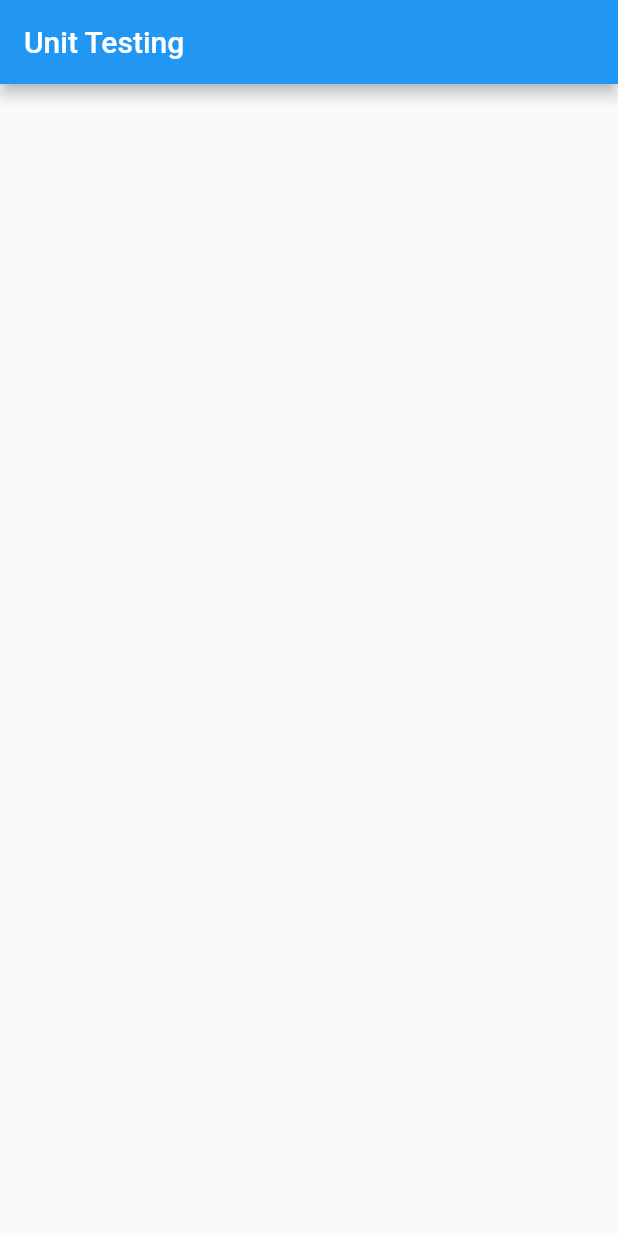
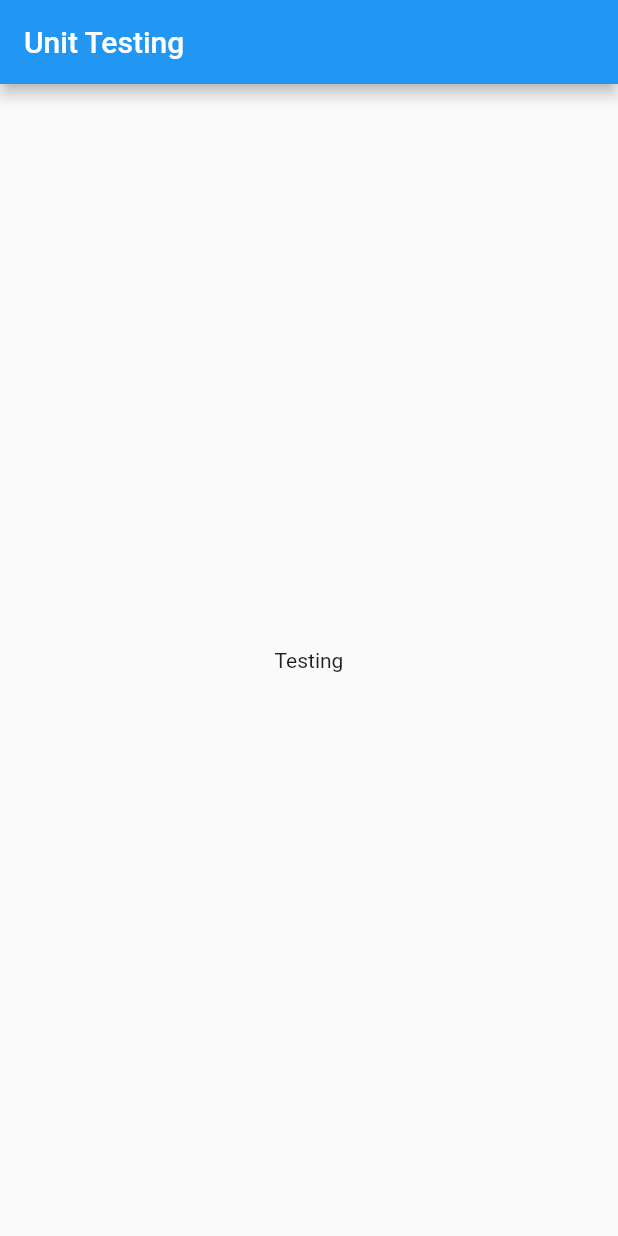
Before and after one commit to md-siam/flutter_tester, a Flutter app: the screen it shows after launch, on a phone screen of 412 x 824 dp. Run offline on Flutter 3.47's test engine with Material 2 defaults, Android fonts, the phone set to English and light mode, and no system bars.

Commit message:
first commit

```diff
--- a/lib/unit_testing/unit_test1.dart
+++ b/lib/unit_testing/unit_test1.dart
@@ -7,7 +7,9 @@ class MyUnitTest extends StatelessWidget {
   Widget build(BuildContext context) {
     return Scaffold(
       appBar: AppBar(title: const Text('Unit Testing')),
-      body: Center(),
+      body: const Center(
+        child: Text('Testing'),
+      ),
     );
   }
 }
--- a/pubspec.yaml
+++ b/pubspec.yaml
@@ -44,7 +44,7 @@ dev_dependencies:
   # activated in the `analysis_options.yaml` file located at the root of your
   # package. See that file for information about deactivating specific lint
   # rules and activating additional ones.
-  flutter_lints: ^1.0.0
+  flutter_lints: ^2.0.1
 
 # For information on the generic Dart part of this file, see the
 # following page: https://dart.dev/tools/pub/pubspec
```
Also changed, not shown: pubspec.lock, 1 other file.
